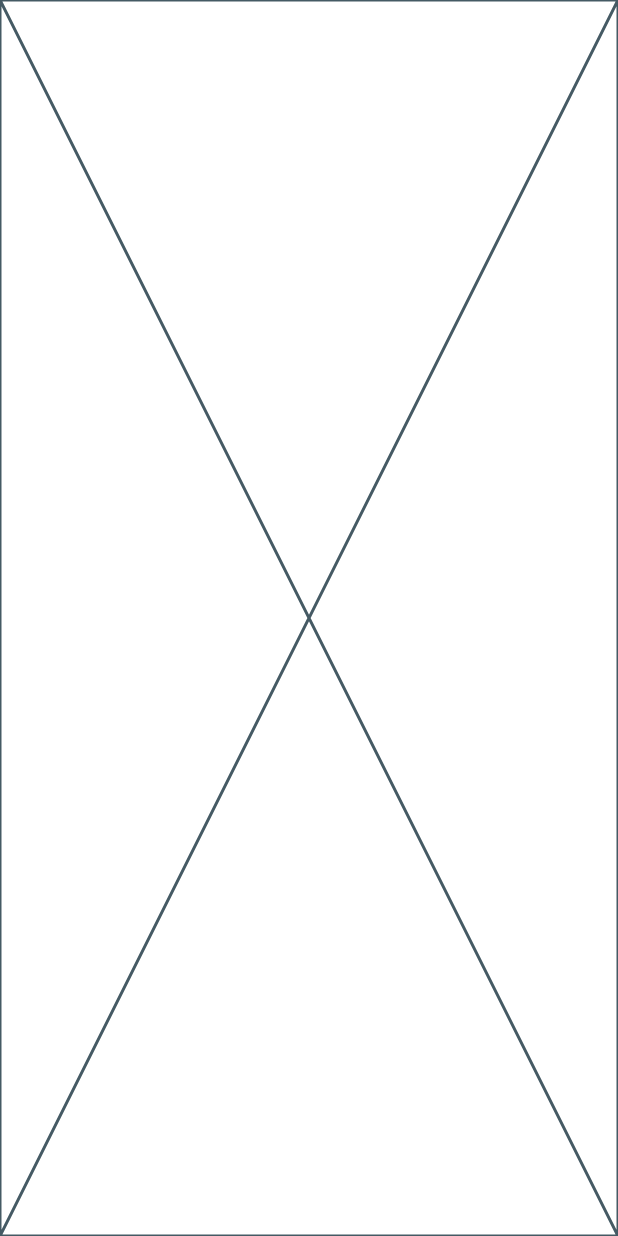
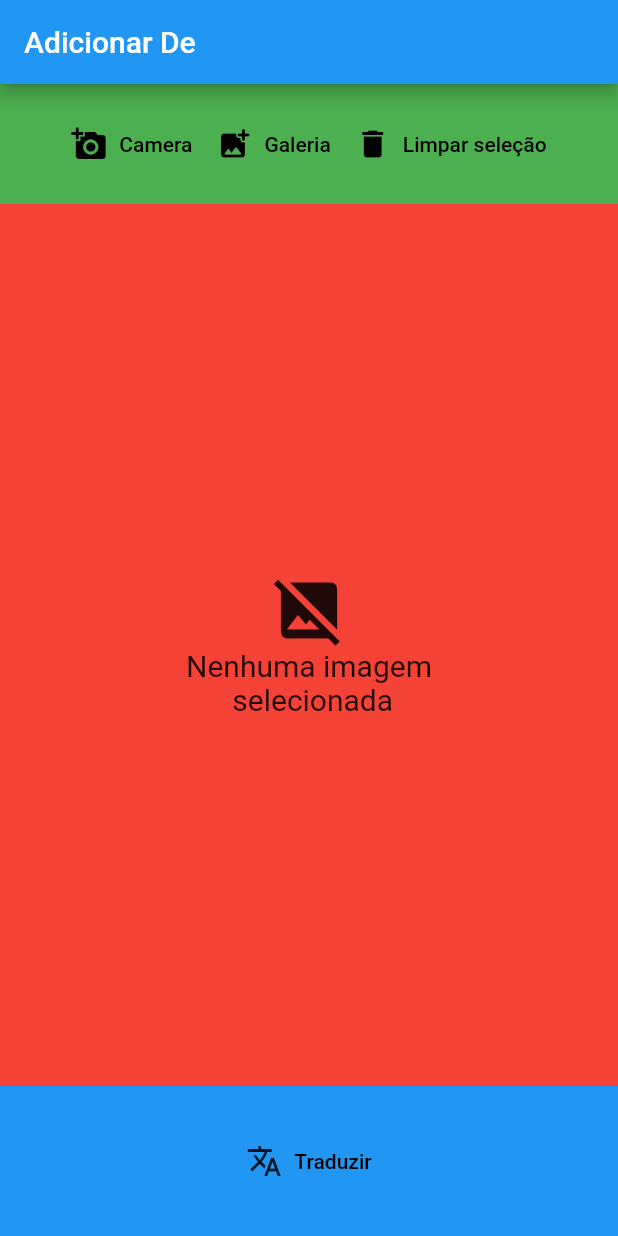
Before and after one commit to MarcosPrintes001/Muiraquita-Braille, a Flutter app: the screen it shows after launch, on a phone screen of 412 x 824 dp. Run offline on Flutter 3.47's test engine with Material 2 defaults, Android fonts, the phone set to English and light mode, and no system bars; our stand-ins replace image_picker; missing offline and left inert: opencv.

Commit message:
multiple filtrers added

```diff
--- a/lib/home.dart
+++ b/lib/home.dart
@@ -1,4 +1,10 @@
+import 'dart:io';
+
 import 'package:flutter/material.dart';
+import 'package:image_picker/image_picker.dart';
+import 'package:muiraquita_braille/materials/constants.dart';
+import 'package:opencv/core/core.dart';
+import 'package:opencv/opencv.dart';
 
 class HomePage extends StatefulWidget {
   const HomePage({super.key});
@@ -8,8 +14,154 @@ class HomePage extends StatefulWidget {
 }
 
 class _HomePageState extends State<HomePage> {
+  File? file;
+  final ImagePicker picker = ImagePicker();
+  Image? image;
+
+  addFromGallery() async {
+    final XFile? pickedFile =
+        await picker.pickImage(source: ImageSource.gallery);
+    var tempFile = File(pickedFile!.path);
+    setState(() {
+      file = tempFile;
+      image = Image.file(tempFile);
+    });
+  }
+
+  addFromCamera() async {
+    final XFile? pickedFile =
+        await picker.pickImage(source: ImageSource.camera);
+    var tempFile = File(pickedFile!.path);
+    setState(() {
+      file = tempFile;
+      image = Image.file(tempFile);
+    });
+  }
+
+  clearSelection() {
+    setState(() {
+      image = null;
+    });
+  }
+
+  translate() async {
+    var result;
+    var bytes = await file!.readAsBytes();
+
+    var colored = await ImgProc.cvtColor(bytes, 6);
+
+    var bluredImage =
+        await ImgProc.blur(colored, [45, 45], [20, 30], Core.borderReflect);
+
+    result = bluredImage;
+
+    setState(() {
+      image = Image.memory(result);
+    });
+  }
+
   @override
   Widget build(BuildContext context) {
-    return const Placeholder();
+    return Scaffold(
+      backgroundColor: backGroundColor,
+      appBar: AppBar(
+        title: const Text("Adicionar De"),
+      ),
+      body: Column(
+        children: [
+          Container(
+            color: Colors.green,
+            width: double.infinity,
+            height: 80,
+            child: Row(
+              mainAxisAlignment: MainAxisAlignment.center,
+              children: [
+                TextButton.icon(
+                  onPressed: addFromCamera,
+                  icon: const Icon(
+                    Icons.add_a_photo,
+                    color: Colors.black,
+                  ),
+                  label: const Text(
+                    "Camera",
+                    style: TextStyle(
+                      color: Colors.black,
+                    ),
+                  ),
+                ),
+                TextButton.icon(
+                  onPressed: addFromGallery,
+                  icon: const Icon(
+                    Icons.add_photo_alternate_rounded,
+                    color: Colors.black,
+                  ),
+                  label: const Text(
+                    "Galeria",
+                    style: TextStyle(
+                      color: Colors.black,
+                    ),
+                  ),
+                ),
+                TextButton.icon(
+                  onPressed: clearSelection,
+                  icon: const Icon(
+                    Icons.delete,
+                    color: Colors.black,
+                  ),
+                  label: const Text(
+                    "Limpar seleção",
+                    style: TextStyle(
+                      color: Colors.black,
+                    ),
+                  ),
+                ),
+              ],
+            ),
+          ),
+          Expanded(
+            child: Container(
+              alignment: Alignment.center,
+              color: Colors.red,
+              width: double.infinity,
+              child: image != null
+                  ? Padding(
+                      padding: const EdgeInsets.all(20),
+                      child: image!,
+                    )
+                  : Column(
+                      mainAxisAlignment: MainAxisAlignment.center,
+                      children: const [
+                        Icon(
+                          Icons.image_not_supported,
+                          size: 50,
+                        ),
+                        Text("Nenhuma imagem\n selecionada",
+                            style: TextStyle(fontSize: 20),
+                            textAlign: TextAlign.center),
+                      ],
+                    ),
+            ),
+          ),
+          Container(
+            color: Colors.blue,
+            width: double.infinity,
+            height: 100,
+            child: TextButton.icon(
+              onPressed: translate,
+              icon: const Icon(
+                Icons.translate,
+                color: Colors.black87,
+              ),
+              label: const Text(
+                "Traduzir",
+                style: TextStyle(
+                  color: Colors.black,
+                ),
+              ),
+            ),
+          ),
+        ],
+      ),
+    );
   }
 }
--- a/lib/main.dart
+++ b/lib/main.dart
@@ -7,15 +7,13 @@ void main() {
 
 class MyApp extends StatelessWidget {
   const MyApp({super.key});
-
-  // This widget is the root of your application.
   @override
   Widget build(BuildContext context) {
     return MaterialApp(
       theme: ThemeData(
         primarySwatch: Colors.blue,
       ),
-      home: HomePage(),
+      home: const HomePage(),
     );
   }
 }
--- /dev/null
+++ b/lib/materials/constants.dart
@@ -0,0 +1,7 @@
+import 'package:flutter/material.dart';
+
+//background for the enteire app
+var backGroundColor = Colors.grey[300];
+
+//Color for all buttons
+var buttomColor = Colors.black87;
```
Also changed, not shown: lib/materials/my_buttons.dart (added, +22 -0 lines), pubspec.yaml (+3 -49 lines), pubspec.lock, 7 other files.
